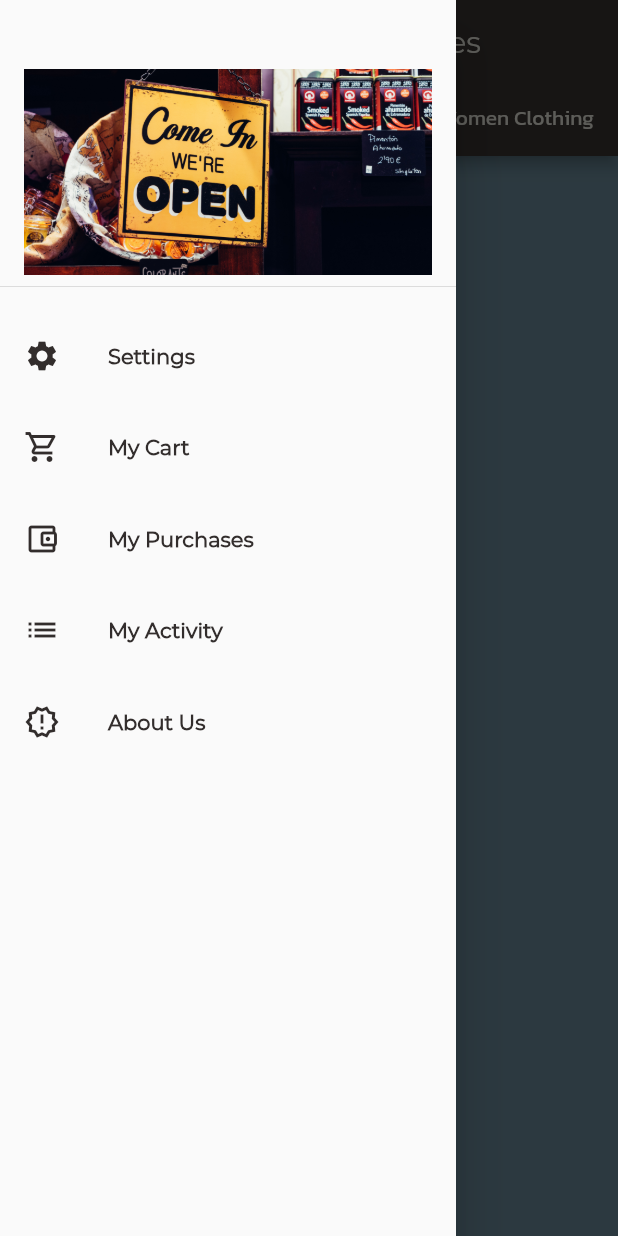
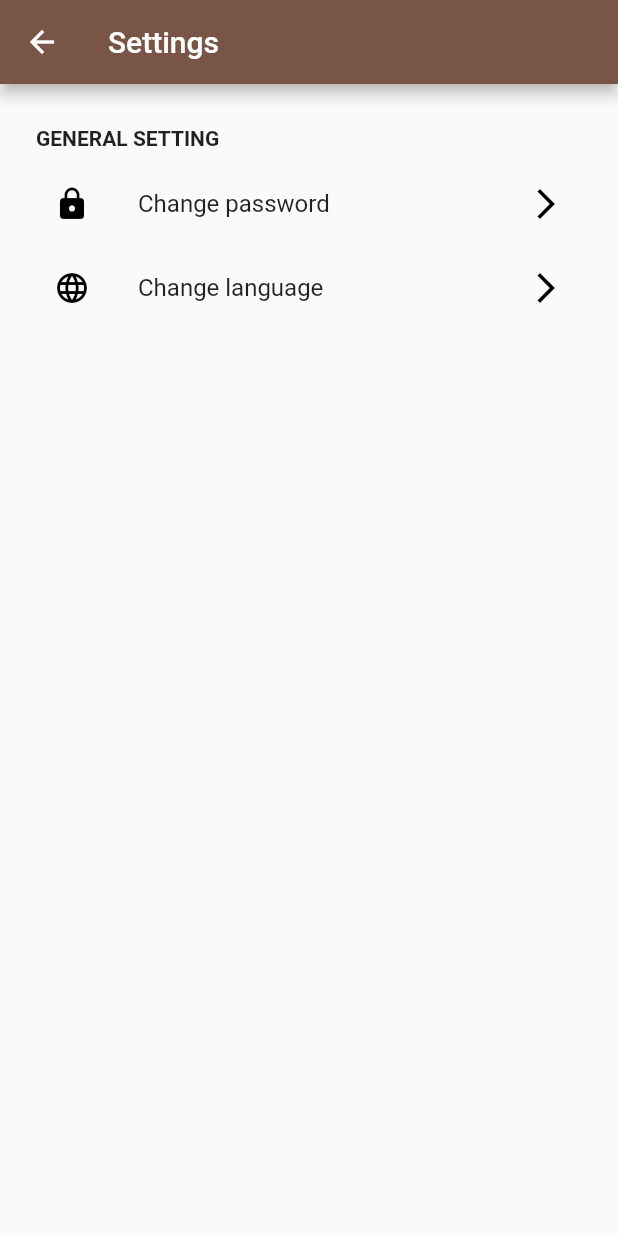
Before and after one commit to Yasmeen700/E-commerce-App, a Flutter app: the ProductsScreen screen opened directly, tab 3 chosen, in the side drawer, after a tap on "Settings", on a phone screen of 412 x 824 dp. Run offline on Flutter 3.47's test engine with Material 2 defaults, Android fonts, the phone set to English and light mode, and no system bars; our stand-ins replace carousel_pro, flutter_screenutil.

Commit message:
add general setting

```diff
--- a/lib/home_page/home_page.dart
+++ b/lib/home_page/home_page.dart
@@ -5,6 +5,7 @@ import 'package:ecommerce_mobile_app/user_management/ui/registure/register_page.
 import 'package:ecommerce_mobile_app/util/screen_util.dart';
 import 'package:flutter/material.dart';
 import 'package:carousel_pro/carousel_pro.dart';
+
 
 class HomePage extends StatelessWidget {
   static String homePageRouteName = 'homePage';
--- a/lib/products_page/products_page.dart
+++ b/lib/products_page/products_page.dart
@@ -1,7 +1,11 @@
+
+
 import 'package:ecommerce_mobile_app/constants/global_colors.dart';
+
 import 'package:ecommerce_mobile_app/products_page/categories/Electronics.dart';
 import 'package:ecommerce_mobile_app/products_page/categories/men.dart';
 import 'package:ecommerce_mobile_app/products_page/categories/women.dart';
+import 'package:ecommerce_mobile_app/setting_screen/setting%20screen.dart';
 import 'package:flutter/material.dart';
 
 import 'categories/Jewelery.dart';
@@ -59,21 +63,7 @@ class _ProductsScreenState extends State<ProductsScreen>
         ),
         iconTheme: IconThemeData(color: GlobalColors.whiteColor),
       ),
-      drawer: _drawer,
-      body: TabBarView(
-        controller: _tabController,
-        children: [
-          ElectronicCategory(),
-          JeweleryCategory(),
-          MenCategory(),
-          WomenCategory(),
-        ],
-      ),
-    );
-  }
-}
-
-Drawer _drawer = Drawer(
+      drawer: Drawer(
 
         child: Column(
           children: <Widget>[
@@ -116,7 +106,9 @@ Drawer _drawer = Drawer(
                     fontFamily: "Mon",
                     fontWeight: FontWeight.w600),
               ),
-        onTap: () {},
+              onTap: () {
+              Navigator.of(context).push(MaterialPageRoute(builder: (ctx)=> Setting()));
+                    },
             ),
             SizedBox(
               height: 5,
@@ -188,4 +180,16 @@ Drawer _drawer = Drawer(
             ),
           ],
         ),
+      ),
+      body: TabBarView(
+        controller: _tabController,
+        children: [
+          ElectronicCategory(),
+          JeweleryCategory(),
+          MenCategory(),
+          WomenCategory(),
+        ],
+      ),
     );
+  }
+}
--- a/lib/setting secrssn/setting screen.dart
+++ b/lib/setting_screen/setting screen.dart
@@ -1,10 +1,10 @@
-import 'package:flutter/material.dart';
-class setting_screen extends StatefulWidget {
+import'package:flutter/material.dart';
+
+class Setting extends StatefulWidget {
   @override
-  _setting_screenState createState() => _setting_screenState();
+  _SettingState createState() => _SettingState();
 }
-
-class _setting_screenState extends State<setting_screen> {
+class _SettingState extends State<Setting> {
   @override
   Widget build(BuildContext context) {
     return Scaffold(
@@ -34,27 +34,36 @@ class _setting_screenState extends State<setting_screen> {
                 child: Container(
                   child: Column(
                     children: [
+
+
                       InkWell(
                         child: ListTile(
                           leading: Icon(Icons.lock, color:Colors.black),
                           title: Text('Change password'),
-                          trailing: Icon(Icons.arrow_forward_ios),
+                          trailing: Icon(Icons.arrow_forward_ios,color: Colors.black,),
                         ),
 
                         onTap: (){},),
+
                       InkWell(
 
                         child: ListTile(
 
-                          leading: Icon(Icons.language_sharp, color: Colors.black),
+                          leading: Icon(Icons.language_sharp, color: Colors.black,),
                           title: Text('Change language'),
-                          trailing: Icon(Icons.arrow_forward_ios),
+                          trailing: Icon(Icons.arrow_forward_ios,color: Colors.black,),
                         ),
 
-                        onTap: (){},)
+                        onTap: (){},),
+
+
 
                     ],
+
+
+
                   ),
+
                 ),
               )
             ]
```
Lines whose indentation alone changed are shown as unchanged.
